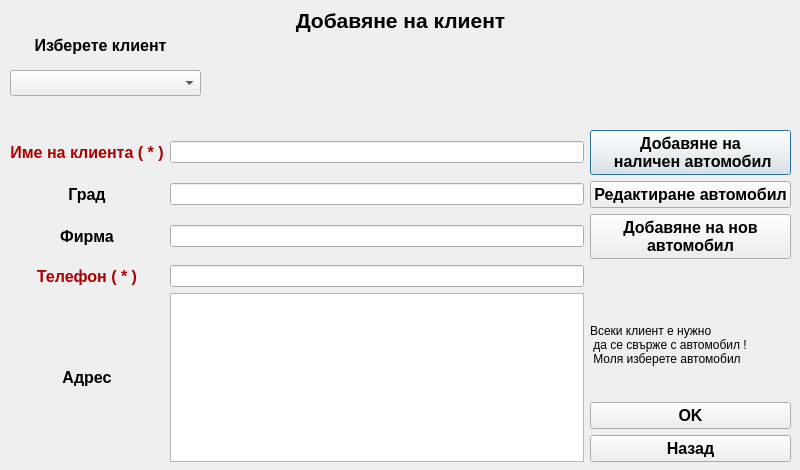
Above: newclient.ui from JohnnyBrawo/CarServ before the change. Below: the same form after it.
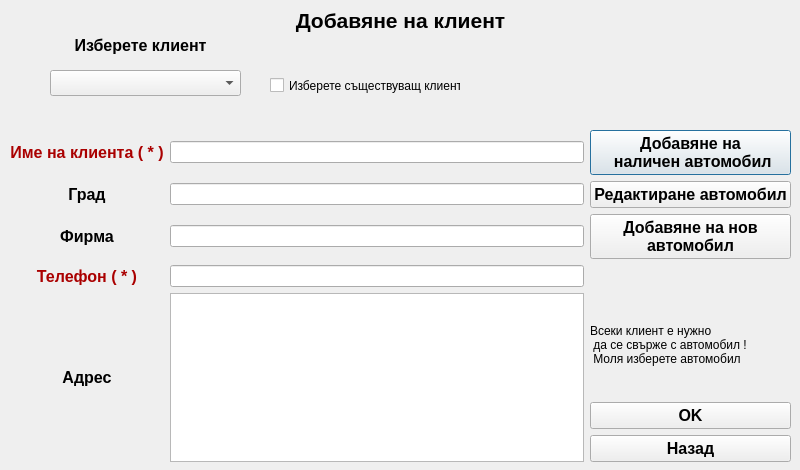
That is the form after the change.

Patch:
```diff
--- a/newclient.ui
+++ b/newclient.ui
@@ -256,7 +256,7 @@
   <widget class="QComboBox" name="Combo_Clients">
    <property name="geometry">
     <rect>
-     <x>10</x>
+     <x>50</x>
      <y>70</y>
      <width>191</width>
      <height>26</height>
@@ -266,7 +266,7 @@
   <widget class="QLabel" name="L_Klient_Name_Edit">
    <property name="geometry">
     <rect>
-     <x>10</x>
+     <x>50</x>
      <y>30</y>
      <width>181</width>
      <height>31</height>
@@ -289,6 +289,19 @@
     <set>Qt::AlignCenter</set>
    </property>
   </widget>
+  <widget class="QCheckBox" name="Check_SelectExistingKlient">
+   <property name="geometry">
+    <rect>
+     <x>270</x>
+     <y>70</y>
+     <width>191</width>
+     <height>31</height>
+    </rect>
+   </property>
+   <property name="text">
+    <string>Изберете съществуващ клиент</string>
+   </property>
+  </widget>
  </widget>
  <resources/>
  <connections/>
```
